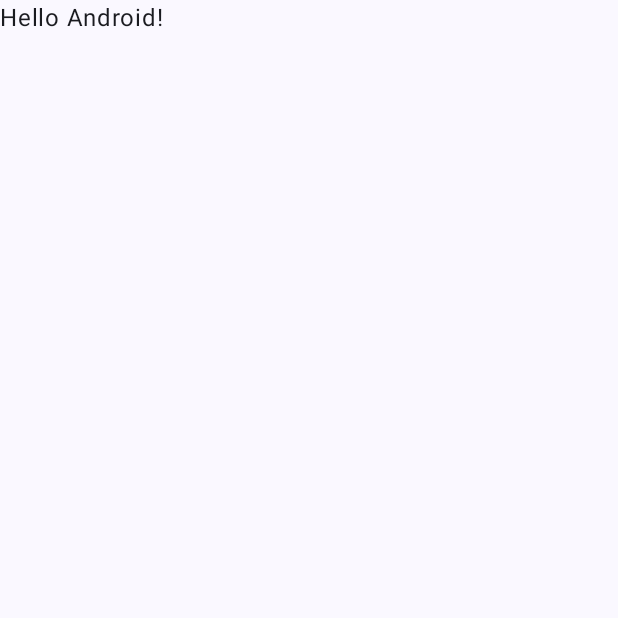
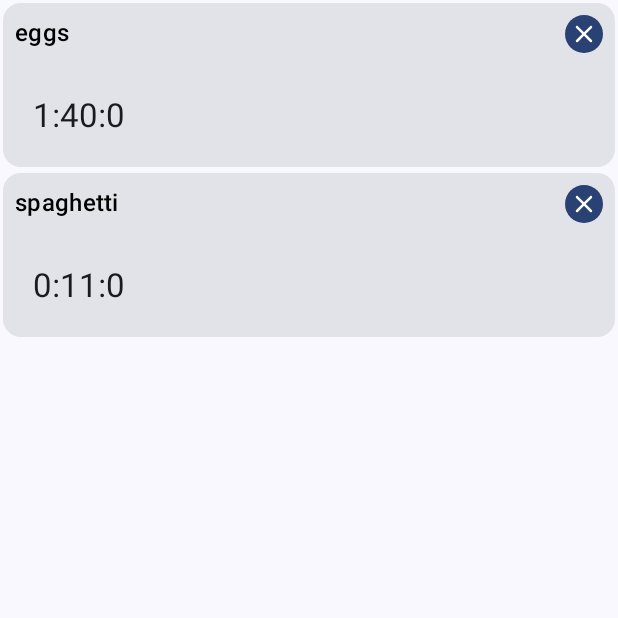
Before and after one commit to Thinmindt/AndroidSimpleTimer, an Android app built with Jetpack Compose: the screen it shows after launch (MainActivity), on a phone screen of 412 x 824 dp, the top half of it. Before the commit the part shown is almost empty. Run offline under Robolectric (Android 15) with nearby library versions, the phone set to English and light mode, and no system bars.

Commit message:
Add timer view, delete timer, edit timer name

```diff
--- a/app/build.gradle.kts
+++ b/app/build.gradle.kts
@@ -9,7 +9,7 @@ android {
 
     defaultConfig {
         applicationId = "com.example.simpletimer"
-        minSdk = 24
+        minSdk = 26
         targetSdk = 33
         versionCode = 1
         versionName = "1.0"
--- a/app/src/main/java/com/example/simpletimer/MainActivity.kt
+++ b/app/src/main/java/com/example/simpletimer/MainActivity.kt
@@ -3,37 +3,151 @@ package com.example.simpletimer
 import android.os.Bundle
 import androidx.activity.ComponentActivity
 import androidx.activity.compose.setContent
+import androidx.activity.viewModels
+import androidx.compose.foundation.gestures.detectTapGestures
+import androidx.compose.foundation.layout.Arrangement
+import androidx.compose.foundation.layout.PaddingValues
+import androidx.compose.foundation.layout.Row
 import androidx.compose.foundation.layout.fillMaxSize
+import androidx.compose.foundation.layout.fillMaxWidth
+import androidx.compose.foundation.layout.padding
+import androidx.compose.foundation.layout.size
+import androidx.compose.foundation.lazy.LazyColumn
+import androidx.compose.foundation.lazy.items
+import androidx.compose.foundation.shape.CircleShape
+import androidx.compose.foundation.text.BasicTextField
+import androidx.compose.foundation.text.ClickableText
+import androidx.compose.foundation.text.KeyboardActions
+import androidx.compose.foundation.text.KeyboardOptions
+import androidx.compose.material.icons.Icons
+import androidx.compose.material.icons.rounded.Close
+import androidx.compose.material3.Button
+import androidx.compose.material3.Card
+import androidx.compose.material3.Icon
 import androidx.compose.material3.MaterialTheme
 import androidx.compose.material3.Surface
 import androidx.compose.material3.Text
 import androidx.compose.runtime.Composable
+import androidx.compose.runtime.LaunchedEffect
+import androidx.compose.runtime.getValue
+import androidx.compose.runtime.mutableStateOf
+import androidx.compose.runtime.remember
+import androidx.compose.runtime.setValue
+import androidx.compose.ui.ExperimentalComposeUiApi
 import androidx.compose.ui.Modifier
+import androidx.compose.ui.focus.FocusRequester
+import androidx.compose.ui.focus.focusRequester
+import androidx.compose.ui.input.pointer.pointerInput
+import androidx.compose.ui.platform.LocalSoftwareKeyboardController
+import androidx.compose.ui.text.AnnotatedString
+import androidx.compose.ui.text.input.ImeAction
 import androidx.compose.ui.tooling.preview.Preview
+import androidx.compose.ui.unit.dp
 import com.example.simpletimer.ui.theme.SimpleTimerTheme
+import java.time.Duration
 
 class MainActivity : ComponentActivity() {
+    companion object {
+        const val TAG = "MainActivity"
+    }
+
+
     override fun onCreate(savedInstanceState: Bundle?) {
         super.onCreate(savedInstanceState)
+
+        val viewModel: MainActivityViewModel by viewModels()
+
+
         setContent {
             SimpleTimerTheme {
                 // A surface container using the 'background' color from the theme
                 Surface(
-                    modifier = Modifier.fillMaxSize(),
-                    color = MaterialTheme.colorScheme.background
+                    modifier = Modifier.fillMaxSize(), color = MaterialTheme.colorScheme.background
                 ) {
-                    Greeting("Android")
+                    LazyColumn {
+                        items(items = viewModel.timerList) { timer ->
+                            TimerCard(viewModel, timer)
+                        }
+                    }
                 }
             }
         }
     }
 }
 
+@OptIn(ExperimentalComposeUiApi::class)
+@Composable
+fun TimerCard(viewModel: MainActivityViewModel, timer: Timer) {
+    val focusRequester = remember { FocusRequester() }
+
+    var editingName by remember { mutableStateOf(false) }
+
+    Card(modifier = Modifier
+        .fillMaxWidth()
+        .padding(2.dp)
+        .pointerInput(Unit) {
+            detectTapGestures(onTap = {
+                editingName = false
+            })
+        }) {
+        Row(
+            modifier = Modifier
+                .padding(8.dp)
+                .fillMaxWidth(),
+            horizontalArrangement = Arrangement.SpaceBetween
+        ) {
+            if (editingName) {
+                BasicTextField(
+                    value = timer.name.value,
+                    onValueChange = { timer.name.value = it },
+                    textStyle = MaterialTheme.typography.titleMedium,
+                    keyboardOptions = KeyboardOptions(imeAction = ImeAction.Done),
+                    keyboardActions = KeyboardActions(onDone = {
+                        editingName = false
+                    }),
+                    modifier = Modifier.focusRequester(focusRequester)
+                )
+                LaunchedEffect(Unit) {
+                    focusRequester.requestFocus()
+                }
+            } else {
+                ClickableText(AnnotatedString(timer.name.value),
+                    style = MaterialTheme.typography.titleMedium,
+                    onClick = {
+                        editingName = true
+                    })
+                Button(
+                    onClick = { viewModel.deleteTimer(timer) },
+                    modifier = Modifier.size(25.dp),
+                    contentPadding = PaddingValues(0.dp),  //avoid the little icon
+                    shape = CircleShape
+                ) {
+                    Icon(
+                        Icons.Rounded.Close,
+                        modifier = Modifier.size(20.dp),
+                        contentDescription = "Remove timer"
+                    )
+                }
+            }
+        }
+        Row(
+            modifier = Modifier
+                .padding(20.dp)
+                .fillMaxWidth()
+        ) {
+            Text(timer.time.toDisplayString(), style = MaterialTheme.typography.titleLarge)
+        }
+    }
+}
+
+private fun Duration.toDisplayString(): String {
+    return "${this.toHours()}:${this.toMinutes() % 60}:${seconds % 60}"
+}
+
 @Composable
 fun Greeting(name: String, modifier: Modifier = Modifier) {
     Text(
-        text = "Hello $name!",
-        modifier = modifier
+        text = "Hello $name!", modifier = modifier
     )
 }
 
--- /dev/null
+++ b/app/src/main/java/com/example/simpletimer/MainActivityViewModel.kt
@@ -0,0 +1,22 @@
+package com.example.simpletimer
+
+import androidx.compose.runtime.MutableState
+import androidx.compose.runtime.mutableStateListOf
+import androidx.compose.runtime.mutableStateOf
+import androidx.lifecycle.ViewModel
+import java.time.Duration
+
+data class Timer(var name: MutableState<String>, val time: Duration)
+
+class MainActivityViewModel : ViewModel() {
+    val timerList = mutableStateListOf<Timer>(
+        Timer(mutableStateOf("eggs"), Duration.ofMinutes(100)),
+        Timer(mutableStateOf("spaghetti"), Duration.ofMinutes(11)),
+    )
+
+    fun deleteTimer(timer: Timer) {
+        timerList.remove(timer)
+    }
+
+
+}
```
